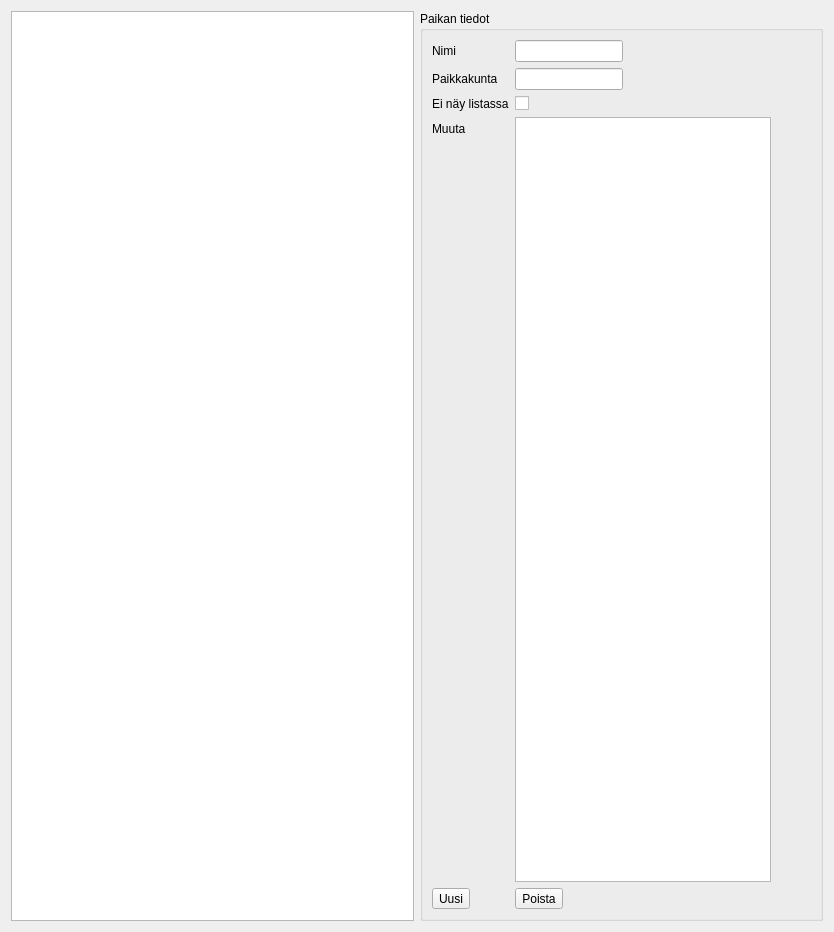
First picture: the form in placeform.ui, repository samuliwritescode/uistelupaivakirja-desktop, before the edit.
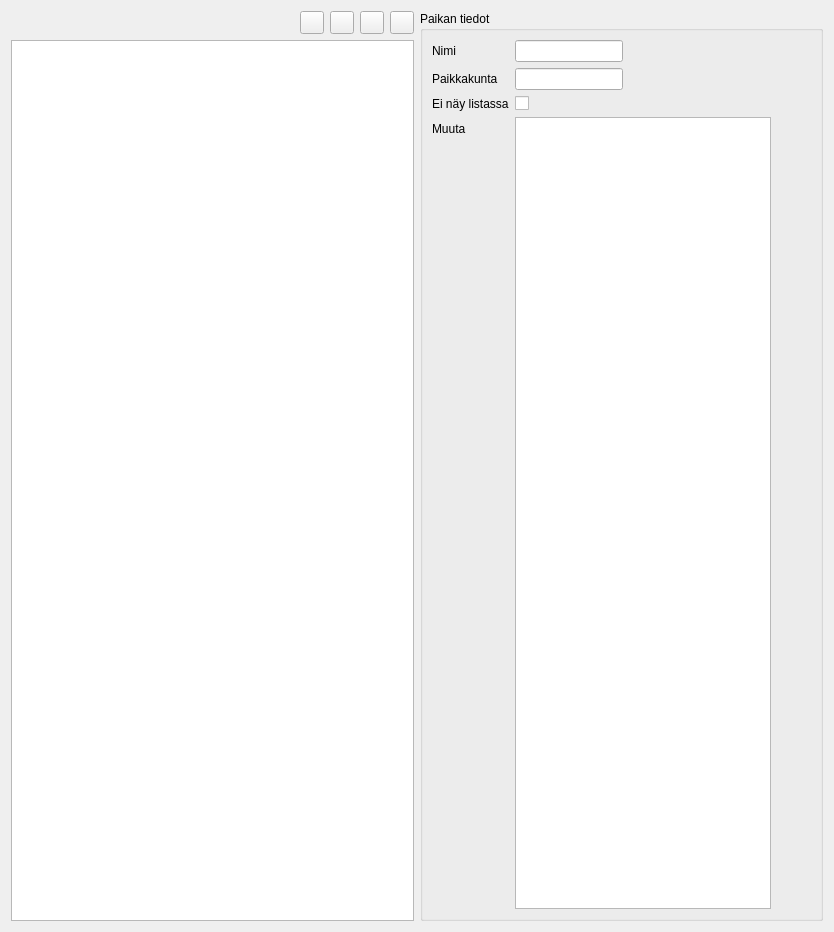
Second picture: the form after the edit. Icons and pictures are not drawn.

Patch:
```diff
--- a/placeform.ui
+++ b/placeform.ui
@@ -17,7 +17,96 @@
    <item>
     <layout class="QVBoxLayout" name="verticalLayout">
      <item>
-      <widget class="QListWidget" name="place_list"/>
+      <layout class="QHBoxLayout" name="horizontalLayout_2">
+       <item>
+        <spacer name="horizontalSpacer">
+         <property name="orientation">
+          <enum>Qt::Horizontal</enum>
+         </property>
+         <property name="sizeHint" stdset="0">
+          <size>
+           <width>40</width>
+           <height>20</height>
+          </size>
+         </property>
+        </spacer>
+       </item>
+       <item>
+        <widget class="QToolButton" name="place_new">
+         <property name="text">
+          <string/>
+         </property>
+         <property name="icon">
+          <iconset resource="resources.qrc">
+           <normaloff>:/res/document-new.png</normaloff>:/res/document-new.png</iconset>
+         </property>
+        </widget>
+       </item>
+       <item>
+        <widget class="QToolButton" name="place_undo">
+         <property name="text">
+          <string/>
+         </property>
+         <property name="icon">
+          <iconset resource="resources.qrc">
+           <normaloff>:/res/edit-undo.png</normaloff>:/res/edit-undo.png</iconset>
+         </property>
+        </widget>
+       </item>
+       <item>
+        <widget class="QToolButton" name="place_save">
+         <property name="text">
+          <string/>
+         </property>
+         <property name="icon">
+          <iconset resource="resources.qrc">
+           <normaloff>:/res/document-save.png</normaloff>:/res/document-save.png</iconset>
+         </property>
+        </widget>
+       </item>
+       <item>
+        <widget class="QToolButton" name="place_delete">
+         <property name="text">
+          <string/>
+         </property>
+         <property name="icon">
+          <iconset resource="resources.qrc">
+           <normaloff>:/res/edit-cut.png</normaloff>:/res/edit-cut.png</iconset>
+         </property>
+        </widget>
+       </item>
+      </layout>
+     </item>
+     <item>
+      <widget class="QTableWidget" name="place_list">
+       <property name="editTriggers">
+        <set>QAbstractItemView::NoEditTriggers</set>
+       </property>
+       <property name="alternatingRowColors">
+        <bool>true</bool>
+       </property>
+       <property name="selectionMode">
+        <enum>QAbstractItemView::SingleSelection</enum>
+       </property>
+       <property name="selectionBehavior">
+        <enum>QAbstractItemView::SelectRows</enum>
+       </property>
+       <property name="showGrid">
+        <bool>false</bool>
+       </property>
+       <property name="sortingEnabled">
+        <bool>true</bool>
+       </property>
+       <property name="columnCount">
+        <number>0</number>
+       </property>
+       <attribute name="horizontalHeaderStretchLastSection">
+        <bool>true</bool>
+       </attribute>
+       <attribute name="verticalHeaderVisible">
+        <bool>false</bool>
+       </attribute>
+      </widget>
      </item>
     </layout>
    </item>
@@ -50,6 +139,20 @@
       <item row="1" column="1">
        <widget class="QLineEdit" name="place_city"/>
       </item>
+      <item row="2" column="0">
+       <widget class="QLabel" name="label_13">
+        <property name="text">
+         <string>Ei näy listassa</string>
+        </property>
+       </widget>
+      </item>
+      <item row="2" column="1">
+       <widget class="QCheckBox" name="place_invisible">
+        <property name="text">
+         <string/>
+        </property>
+       </widget>
+      </item>
       <item row="3" column="0">
        <widget class="QLabel" name="label_12">
         <property name="text">
@@ -60,34 +163,6 @@
       <item row="3" column="1">
        <widget class="QTextEdit" name="place_misc"/>
       </item>
-      <item row="4" column="0">
-       <widget class="QToolButton" name="place_new">
-        <property name="text">
-         <string>Uusi</string>
-        </property>
-       </widget>
-      </item>
-      <item row="4" column="1">
-       <widget class="QToolButton" name="place_delete">
-        <property name="text">
-         <string>Poista</string>
-        </property>
-       </widget>
-      </item>
-      <item row="2" column="1">
-       <widget class="QCheckBox" name="place_invisible">
-        <property name="text">
-         <string/>
-        </property>
-       </widget>
-      </item>
-      <item row="2" column="0">
-       <widget class="QLabel" name="label_13">
-        <property name="text">
-         <string>Ei näy listassa</string>
-        </property>
-       </widget>
-      </item>
      </layout>
     </widget>
    </item>
```
Left out of the diff: 4 changed lines with no effect on the pictures.
